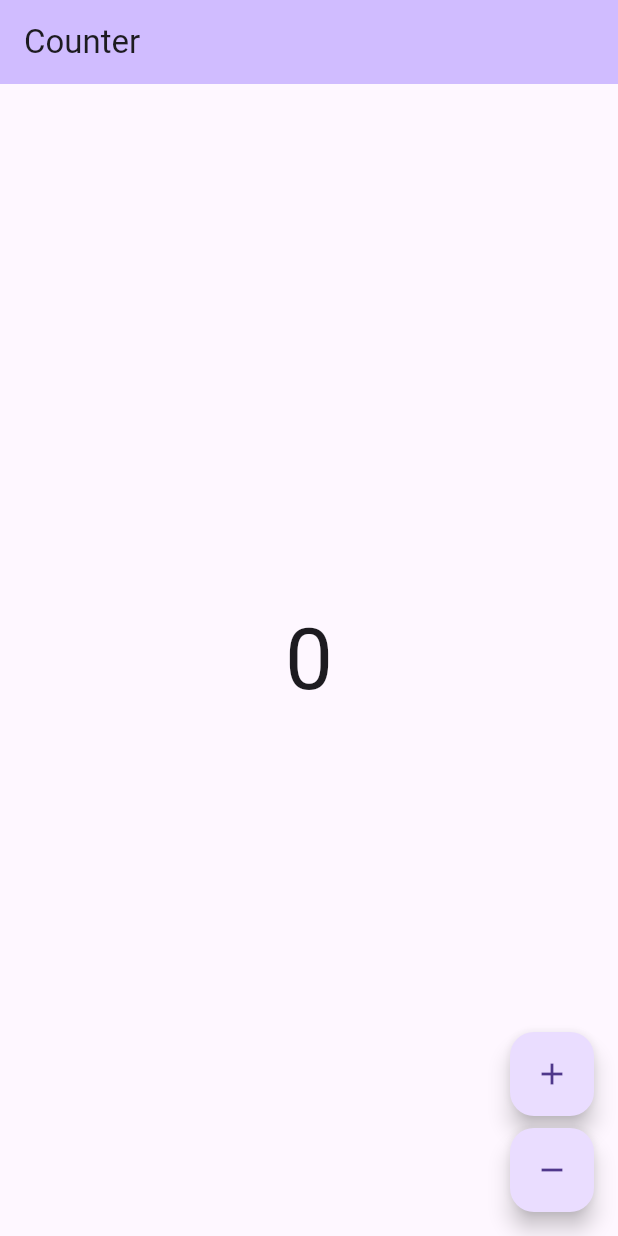
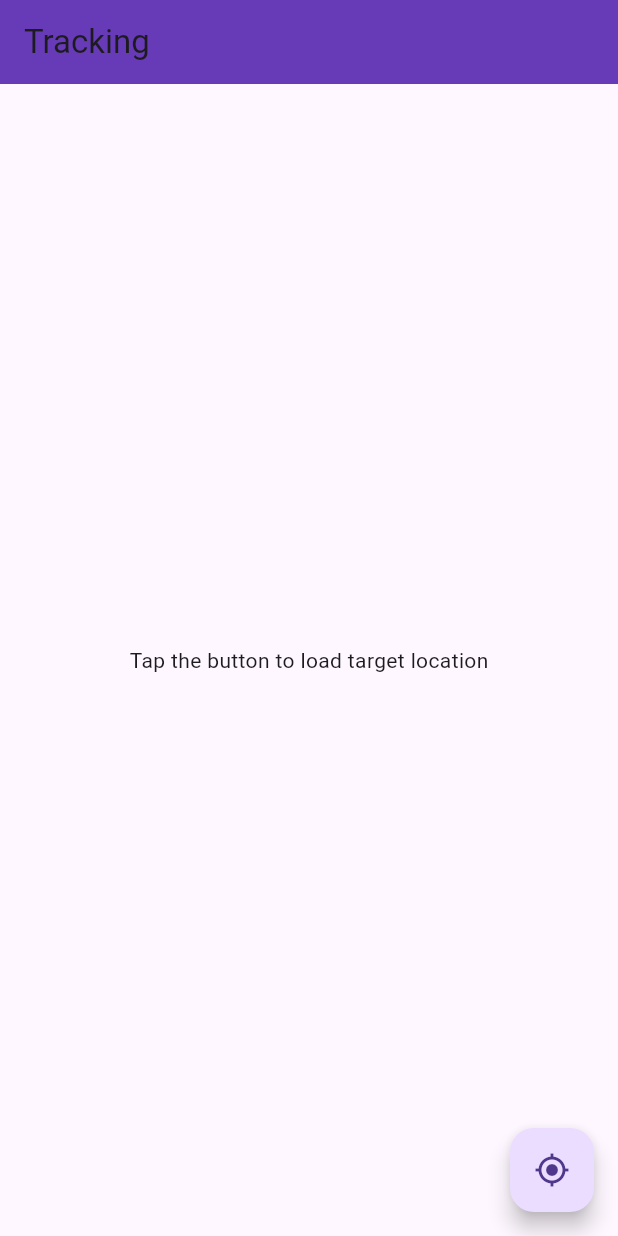
Before and after one commit to ianvillamia/flutter_exam, a Flutter app: the screen it shows after launch, on a phone screen of 412 x 824 dp. Run offline on Flutter 3.47's test engine with Material 3 defaults, Android fonts, the phone set to English and light mode, and no system bars; our stand-ins replace bloc, equatable, flutter_bloc, flutter_modular, nb_utils; generated files the repository leaves out were written again.

Commit message:
feat(tracking): add clean architecture scaffold with Modular DI and nb_utils launch
- Domain layer: TargetLocationEntity (Equatable), TrackingRepository contract, GetTargetLocationUsecase

- Data layer: TargetLocationModel (fromJson/toJson), remote datasource stub, repository impl

  - Presentation: TrackingCubit with sealed states, TrackingPage with BlocBuilder

  - AppModule registers all singletons via flutter_modular; MultiBlocProvider wraps app globally

  - Replaced MaterialApp.router with plain MaterialApp using nb_utils navigatorKey

  - bootstrap initialises nb_utils before runApp

```diff
--- a/lib/app/app.dart
+++ b/lib/app/app.dart
@@ -1 +1,2 @@
+export 'app_module.dart';
 export 'view/app.dart';
--- a/lib/app/view/app.dart
+++ b/lib/app/view/app.dart
@@ -1,22 +1,34 @@
 import 'package:flutter/material.dart';
-import 'package:flutter_exam/counter/counter.dart';
+import 'package:flutter_bloc/flutter_bloc.dart';
+import 'package:flutter_exam/features/tracking/presentation/cubit/tracking_cubit.dart';
+import 'package:flutter_exam/features/tracking/presentation/pages/tracking_page.dart';
 import 'package:flutter_exam/l10n/l10n.dart';
+import 'package:flutter_modular/flutter_modular.dart';
+import 'package:nb_utils/nb_utils.dart';
 
-class App extends StatelessWidget {
-  const App({super.key});
+class AppWidget extends StatelessWidget {
+  const AppWidget({super.key});
 
   @override
   Widget build(BuildContext context) {
-    return MaterialApp(
-      theme: ThemeData(
-        appBarTheme: AppBarTheme(
-          backgroundColor: Theme.of(context).colorScheme.inversePrimary,
+    return MultiBlocProvider(
+      providers: [
+        BlocProvider<TrackingCubit>(
+          create: (_) => Modular.get<TrackingCubit>(),
         ),
-        useMaterial3: true,
+      ],
+      child: MaterialApp(
+        navigatorKey: navigatorKey,
+        theme: ThemeData(
+          appBarTheme: const AppBarTheme(
+            backgroundColor: Colors.deepPurple,
+          ),
+          useMaterial3: true,
+        ),
+        localizationsDelegates: AppLocalizations.localizationsDelegates,
+        supportedLocales: AppLocalizations.supportedLocales,
+        home: const TrackingPage(),
       ),
-      localizationsDelegates: AppLocalizations.localizationsDelegates,
-      supportedLocales: AppLocalizations.supportedLocales,
-      home: const CounterPage(),
     );
   }
 }
--- /dev/null
+++ b/lib/features/tracking/data/models/target_location_model.dart
@@ -0,0 +1,23 @@
+import 'package:flutter_exam/features/tracking/domain/entities/target_location_entity.dart';
+
+class TargetLocationModel extends TargetLocationEntity {
+  const TargetLocationModel({
+    required super.id,
+    required super.targetLat,
+    required super.targetLng,
+  });
+
+  factory TargetLocationModel.fromJson(Map<String, dynamic> json) {
+    return TargetLocationModel(
+      id: json['id'] as String,
+      targetLat: (json['target_lat'] as num).toDouble(),
+      targetLng: (json['target_lng'] as num).toDouble(),
+    );
+  }
+
+  Map<String, dynamic> toJson() => {
+        'id': id,
+        'target_lat': targetLat,
+        'target_lng': targetLng,
+      };
+}
--- /dev/null
+++ b/lib/features/tracking/domain/entities/target_location_entity.dart
@@ -0,0 +1,16 @@
+import 'package:equatable/equatable.dart';
+
+class TargetLocationEntity extends Equatable {
+  const TargetLocationEntity({
+    required this.id,
+    required this.targetLat,
+    required this.targetLng,
+  });
+
+  final String id;
+  final double targetLat;
+  final double targetLng;
+
+  @override
+  List<Object?> get props => [id, targetLat, targetLng];
+}
--- /dev/null
+++ b/lib/features/tracking/domain/repositories/tracking_repository.dart
@@ -0,0 +1,6 @@
+import 'package:flutter_exam/features/tracking/domain/entities/target_location_entity.dart';
+
+// ignore: one_member_abstracts, clean architecture contract — more methods will be added as the feature grows
+abstract class TrackingRepository {
+  Future<TargetLocationEntity> getTargetLocation();
+}
--- /dev/null
+++ b/lib/features/tracking/domain/usecases/get_target_location_usecase.dart
@@ -0,0 +1,10 @@
+import 'package:flutter_exam/features/tracking/domain/entities/target_location_entity.dart';
+import 'package:flutter_exam/features/tracking/domain/repositories/tracking_repository.dart';
+
+class GetTargetLocationUsecase {
+  const GetTargetLocationUsecase(this._repository);
+
+  final TrackingRepository _repository;
+
+  Future<TargetLocationEntity> call() => _repository.getTargetLocation();
+}
--- /dev/null
+++ b/lib/features/tracking/presentation/cubit/tracking_cubit.dart
@@ -0,0 +1,23 @@
+import 'package:bloc/bloc.dart';
+import 'package:equatable/equatable.dart';
+import 'package:flutter_exam/features/tracking/domain/entities/target_location_entity.dart';
+import 'package:flutter_exam/features/tracking/domain/usecases/get_target_location_usecase.dart';
+
+part 'tracking_state.dart';
+
+class TrackingCubit extends Cubit<TrackingState> {
+  TrackingCubit(this._getTargetLocationUsecase)
+      : super(const TrackingInitial());
+
+  final GetTargetLocationUsecase _getTargetLocationUsecase;
+
+  Future<void> fetchTargetLocation() async {
+    emit(const TrackingLoading());
+    try {
+      final result = await _getTargetLocationUsecase();
+      emit(TrackingLoaded(result));
+    } on Exception catch (e) {
+      emit(TrackingError(e.toString()));
+    }
+  }
+}
--- /dev/null
+++ b/lib/features/tracking/presentation/cubit/tracking_state.dart
@@ -0,0 +1,34 @@
+part of 'tracking_cubit.dart';
+
+sealed class TrackingState extends Equatable {
+  const TrackingState();
+
+  @override
+  List<Object?> get props => [];
+}
+
+final class TrackingInitial extends TrackingState {
+  const TrackingInitial();
+}
+
+final class TrackingLoading extends TrackingState {
+  const TrackingLoading();
+}
+
+final class TrackingLoaded extends TrackingState {
+  const TrackingLoaded(this.targetLocation);
+
+  final TargetLocationEntity targetLocation;
+
+  @override
+  List<Object?> get props => [targetLocation];
+}
+
+final class TrackingError extends TrackingState {
+  const TrackingError(this.message);
+
+  final String message;
+
+  @override
+  List<Object?> get props => [message];
+}
--- /dev/null
+++ b/lib/features/tracking/presentation/pages/tracking_page.dart
@@ -0,0 +1,41 @@
+import 'package:flutter/material.dart';
+import 'package:flutter_bloc/flutter_bloc.dart';
+import 'package:flutter_exam/features/tracking/presentation/cubit/tracking_cubit.dart';
+
+class TrackingPage extends StatelessWidget {
+  const TrackingPage({super.key});
+
+  @override
+  Widget build(BuildContext context) {
+    return Scaffold(
+      appBar: AppBar(title: const Text('Tracking')),
+      body: BlocBuilder<TrackingCubit, TrackingState>(
+        builder: (context, state) => switch (state) {
+          TrackingInitial() => const Center(
+              child: Text('Tap the button to load target location'),
+            ),
+          TrackingLoading() => const Center(
+              child: CircularProgressIndicator(),
+            ),
+          TrackingLoaded(:final targetLocation) => Center(
+              child: Column(
+                mainAxisAlignment: MainAxisAlignment.center,
+                children: [
+                  Text('ID: ${targetLocation.id}'),
+                  Text('Lat: ${targetLocation.targetLat}'),
+                  Text('Lng: ${targetLocation.targetLng}'),
+                ],
+              ),
+            ),
+          TrackingError(:final message) => Center(
+              child: Text('Error: $message'),
+            ),
+        },
+      ),
+      floatingActionButton: FloatingActionButton(
+        onPressed: () => context.read<TrackingCubit>().fetchTargetLocation(),
+        child: const Icon(Icons.my_location),
+      ),
+    );
+  }
+}
--- a/lib/main_development.dart
+++ b/lib/main_development.dart
@@ -1,6 +1,9 @@
 import 'package:flutter_exam/app/app.dart';
 import 'package:flutter_exam/bootstrap.dart';
+import 'package:flutter_modular/flutter_modular.dart';
 
 Future<void> main() async {
-  await bootstrap(() => const App());
+  await bootstrap(
+    () => ModularApp(module: AppModule(), child: const AppWidget()),
+  );
 }
--- a/lib/main_production.dart
+++ b/lib/main_production.dart
@@ -1,6 +1,9 @@
 import 'package:flutter_exam/app/app.dart';
 import 'package:flutter_exam/bootstrap.dart';
+import 'package:flutter_modular/flutter_modular.dart';
 
 Future<void> main() async {
-  await bootstrap(() => const App());
+  await bootstrap(
+    () => ModularApp(module: AppModule(), child: const AppWidget()),
+  );
 }
--- a/lib/main_staging.dart
+++ b/lib/main_staging.dart
@@ -1,6 +1,9 @@
 import 'package:flutter_exam/app/app.dart';
 import 'package:flutter_exam/bootstrap.dart';
+import 'package:flutter_modular/flutter_modular.dart';
 
 Future<void> main() async {
-  await bootstrap(() => const App());
+  await bootstrap(
+    () => ModularApp(module: AppModule(), child: const AppWidget()),
+  );
 }
--- a/pubspec.yaml
+++ b/pubspec.yaml
@@ -9,12 +9,15 @@ environment:
 
 dependencies:
   bloc: ^9.2.0
+  equatable: ^2.0.5
   flutter:
     sdk: flutter
   flutter_bloc: ^9.1.1
   flutter_localizations:
     sdk: flutter
+  flutter_modular: ^6.3.4
   intl: ^0.20.2
+  nb_utils: ^7.2.0
 
 dev_dependencies:
   bloc_lint: ^0.4.1
```
Also changed, not shown: lib/app/app_module.dart (added, +17 -0 lines), lib/bootstrap.dart (+11 -6 lines), lib/features/tracking/data/datasources/tracking_remote_datasource.dart (added, +18 -0 lines), lib/features/tracking/data/repositories/tracking_repository_impl.dart (added, +16 -0 lines), pubspec.lock, 9 other files.
